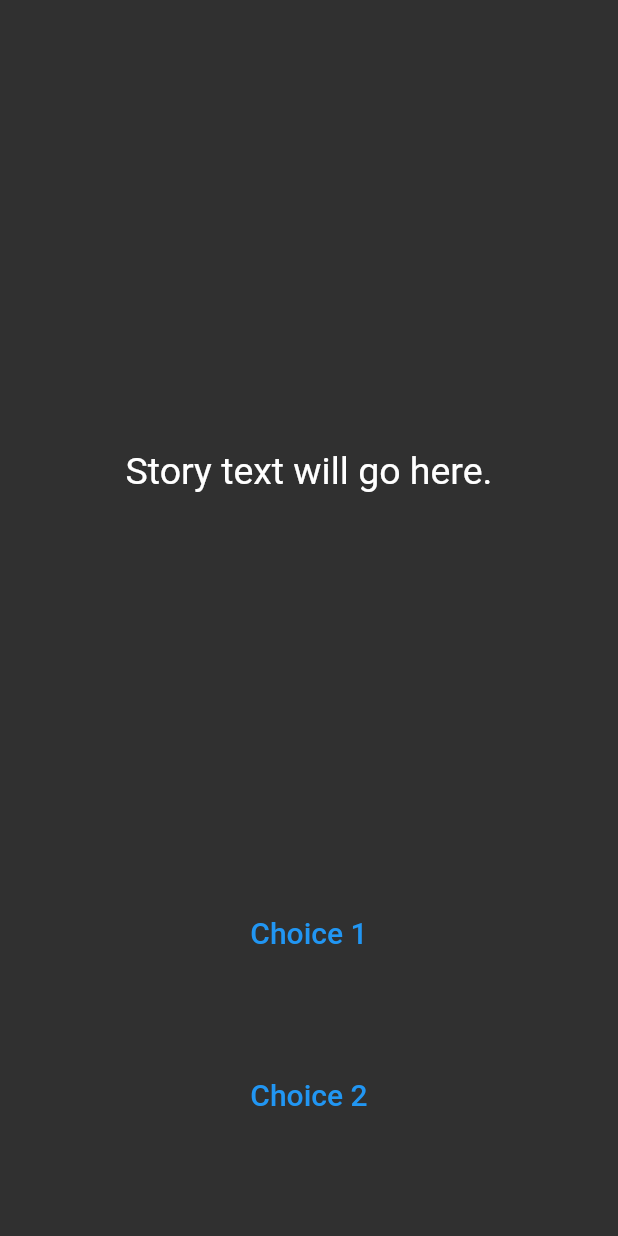
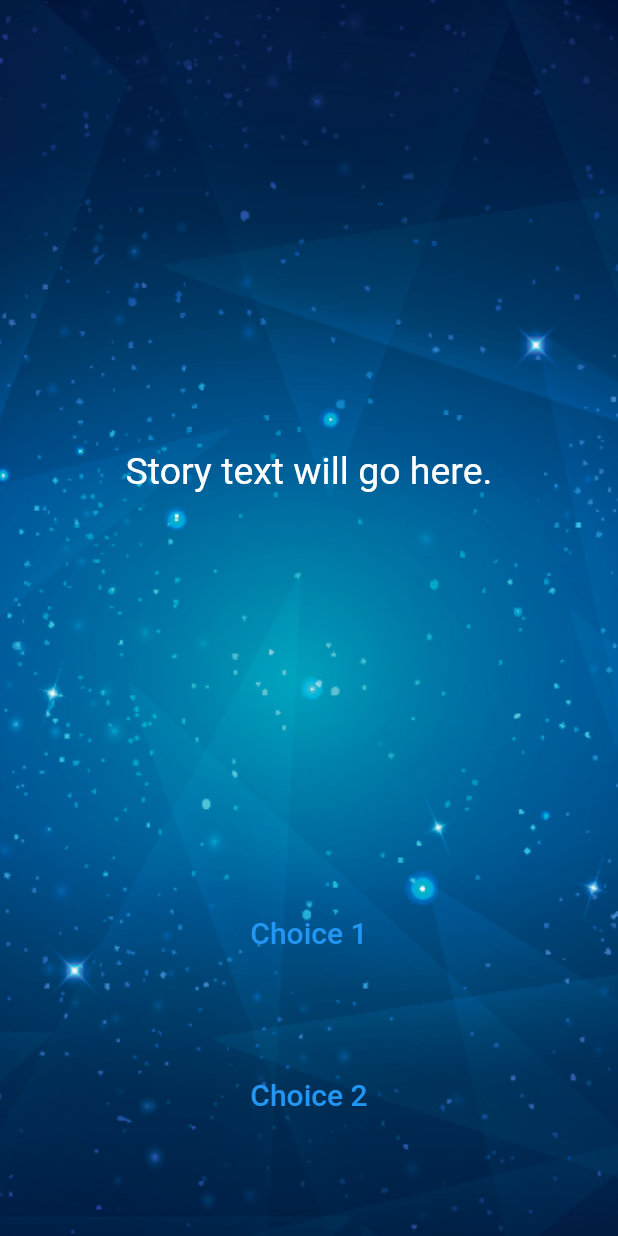
Before and after one commit to Jasil-kk/destini, a Flutter app: the screen it shows after launch, on a phone screen of 412 x 824 dp. Run offline on Flutter 3.47's test engine with Material 2 defaults, Android fonts, the phone set to English and light mode, and no system bars.

Commit message:
added some changes

```diff
--- a/lib/main.dart
+++ b/lib/main.dart
@@ -7,6 +7,7 @@ void main() => runApp(Destini());
 class Destini extends StatelessWidget {
   Widget build(BuildContext context) {
     return MaterialApp(
+      debugShowCheckedModeBanner: false,
       theme: ThemeData.dark(),
       home: StoryPage(),
     );
@@ -24,6 +25,7 @@ class _StoryPageState extends State<StoryPage> {
   Widget build(BuildContext context) {
     return Scaffold(
       body: Container(
+        decoration: BoxDecoration(image: DecorationImage(image: AssetImage("images/background.png"),fit: BoxFit.cover)),
         //TODO: Step 1 - Add background.png to this Container as a background image.
         padding: EdgeInsets.symmetric(vertical: 50.0, horizontal: 15.0),
         constraints: BoxConstraints.expand(),
@@ -47,6 +49,7 @@ class _StoryPageState extends State<StoryPage> {
                 flex: 2,
                 child: TextButton(
                   onPressed: () {
+
                     //Choice 1 made by user.
                     //TODO: Step 18 - Call the nextStory() method from storyBrain and pass the number 1 as the choice made by the user.
                   },
```
Also changed, not shown: pubspec.yaml (+3 -52 lines), 32 other files.
